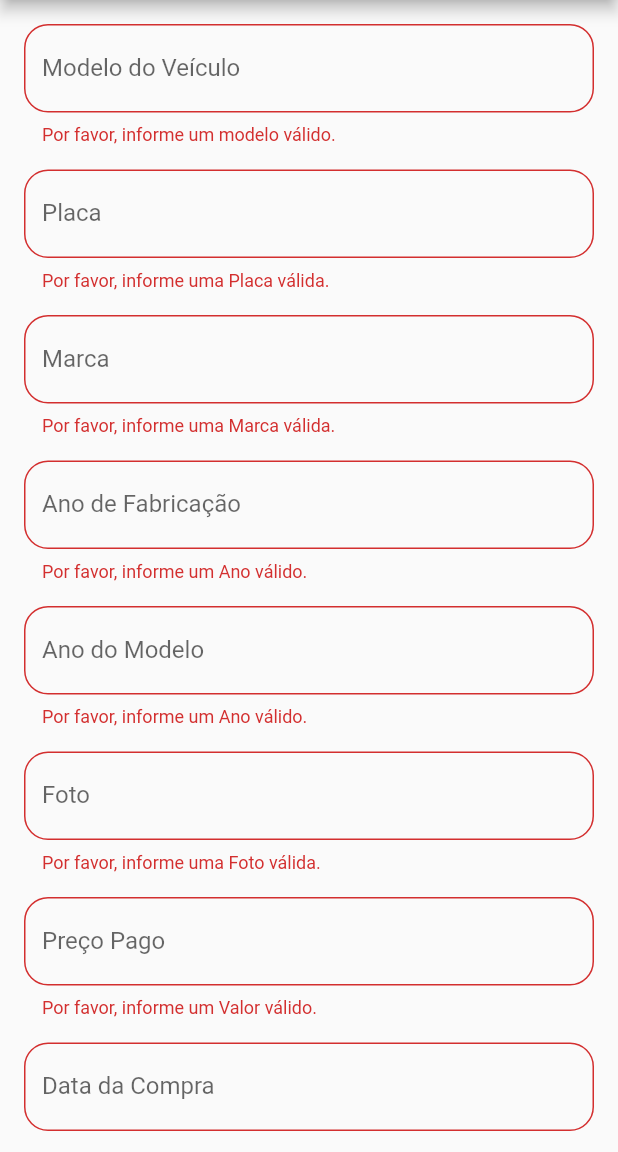
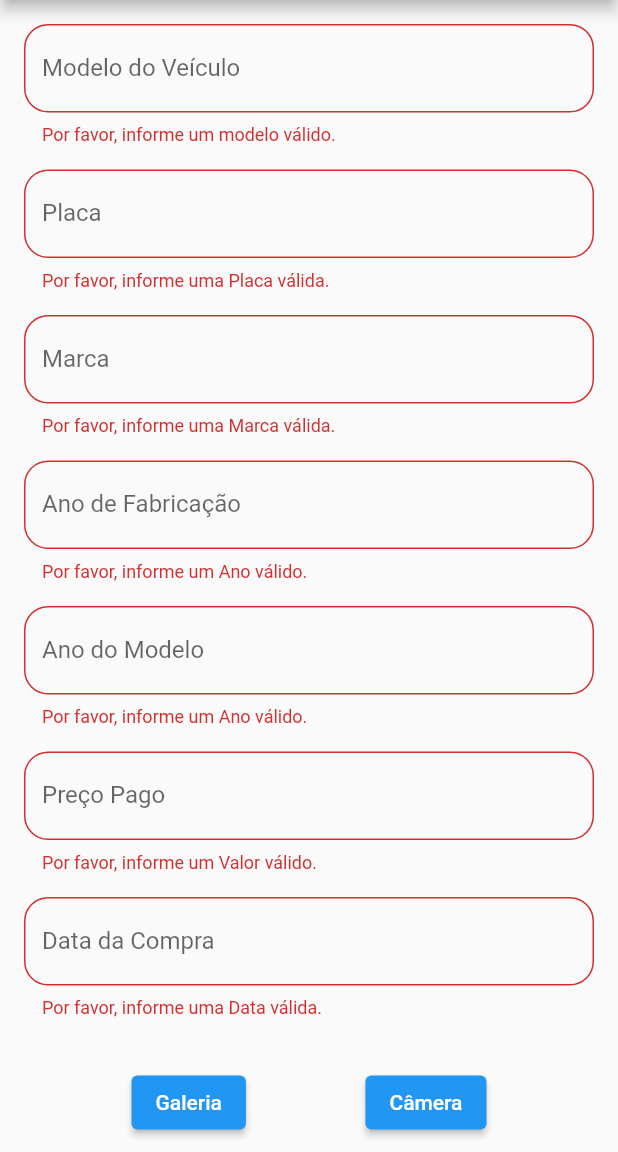
Before and after one commit to cstrey/Projeto_academy, a Flutter app: the RegisterCarsPage screen opened by its route, after a tap on "Cadastrar", on a phone screen of 412 x 824 dp, the part 84-1236 px from its top. Run offline on Flutter 3.47's test engine with Material 2 defaults, Android fonts, the phone set to English and light mode, and no system bars; our stand-ins replace carousel_slider, image_picker, mask_text_input_formatter, shared_preferences, sqflite; missing offline and left inert: easy_autocomplete; accounts and stored records are empty; network calls fail.

Commit message:
Add files via upload

```diff
--- a/lib/controller/cars_controller.dart
+++ b/lib/controller/cars_controller.dart
@@ -1,4 +1,5 @@
 import 'package:flutter/material.dart';
+import 'package:image_picker/image_picker.dart';
 import '../models/car.dart';
 import 'database.dart';
 
@@ -15,9 +16,9 @@
   final _controllerBrand = TextEditingController();
   final _controllerBuiltYear = TextEditingController();
   final _controllerModelYear = TextEditingController();
-  final _controllerPhoto = TextEditingController();
   final _controllerPricePaid = TextEditingController();
   final _controllerPurchaseDate = TextEditingController();
+  String? _controllerPhoto;
   Car? _oldCar;
   final _listCar = <Car>[];
 
@@ -33,11 +34,11 @@
 
   TextEditingController get controllerModelYear => _controllerModelYear;
 
-  TextEditingController get controllerPhoto => _controllerPhoto;
-
   TextEditingController get controllerPricePaid => _controllerPricePaid;
 
   TextEditingController get controllerPurchaseDate => _controllerPurchaseDate;
+
+  String? get controllerPhoto => _controllerPhoto;
 
   Car? get oldCar => _oldCar;
 
@@ -50,8 +51,10 @@
       brand: controllerBrand.text,
       builtYear: int.parse(controllerBuiltYear.text),
       modelYear: int.parse(controllerModelYear.text),
-      photo: controllerPhoto.text,
-      pricePaid: double.parse(controllerPricePaid.text),
+      photo: controllerPhoto.toString(),
+      pricePaid: double.parse(
+        controllerPricePaid.text.replaceAll(RegExp(r','), ''),
+      ),
       purchasedDate: controllerPurchaseDate.text,
     );
 
@@ -63,9 +66,9 @@
     controllerBrand.clear();
     controllerBuiltYear.clear();
     controllerModelYear.clear();
-    controllerPhoto.clear();
     controllerPricePaid.clear();
     controllerPurchaseDate.clear();
+    _controllerPhoto = null;
 
     notifyListeners();
   }
@@ -91,7 +94,7 @@
     _controllerBrand.text = car.brand;
     _controllerBuiltYear.text = car.builtYear.toString();
     _controllerModelYear.text = car.modelYear.toString();
-    _controllerPhoto.text = car.photo;
+    _controllerPhoto = car.photo.toString();
     _controllerPricePaid.text = car.pricePaid.toString();
     _controllerPurchaseDate.text = car.purchasedDate.toString();
 
@@ -102,7 +105,7 @@
       brand: controllerBrand.text,
       builtYear: int.parse(controllerBuiltYear.text),
       modelYear: int.parse(controllerModelYear.text),
-      photo: controllerPhoto.text,
+      photo: controllerPhoto.toString(),
       pricePaid: double.parse(controllerPricePaid.text),
       purchasedDate: controllerPurchaseDate.text,
     );
@@ -116,22 +119,52 @@
       brand: controllerBrand.text,
       builtYear: int.parse(controllerBuiltYear.text),
       modelYear: int.parse(controllerModelYear.text),
-      photo: controllerPhoto.text,
+      photo: controllerPhoto.toString(),
       pricePaid: double.parse(controllerPricePaid.text),
       purchasedDate: controllerPurchaseDate.text,
     );
     await controller.update(updateCar);
 
     _oldCar = null;
+    _controllerPhoto = null;
     controllerModel.clear();
     controllerPlate.clear();
     controllerBrand.clear();
     controllerBuiltYear.clear();
     controllerModelYear.clear();
-    controllerPhoto.clear();
     controllerPricePaid.clear();
     controllerPurchaseDate.clear();
 
     await loadData();
   }
+
+  Future pickImage() async {
+    {
+      final image = await ImagePicker().pickImage(source: ImageSource.gallery);
+      if (image == null) return;
+
+      _controllerPhoto = image.path;
+    }
+    notifyListeners();
+  }
+
+  Future takePhoto() async {
+    {
+      final image = await ImagePicker().pickImage(source: ImageSource.camera);
+      if (image == null) return;
+
+      _controllerPhoto = image.path;
+      notifyListeners();
+    }
+  }
+
+  /*Future<File> loadVehicleImage(String imageName) async {
+    final result = await LocalStorage().loadImageLocal(imageName);
+    return result;
+  }
+
+  void setPickedDate(String date) {
+    _controllerPurchaseDate.text = date;
+    notifyListeners();
+  }*/
 }
--- a/lib/views/register_cars.dart
+++ b/lib/views/register_cars.dart
@@ -3,8 +3,10 @@
 import 'package:provider/provider.dart';
 import '../controller/cars_controller.dart';
 import 'show_cars.dart';
+import 'utils/choose_take_photo.dart';
 import 'utils/form.dart';
 import 'utils/menu_drawer.dart';
+import 'utils/photo_list.dart';
 
 class RegisterCarsPage extends StatelessWidget {
   const RegisterCarsPage({super.key});
@@ -93,17 +95,6 @@
                   },
                 ),
                 FormPattern(
-                  controler: stateCar.controllerPhoto,
-                  labelText: 'Foto',
-                  keyboardType: TextInputType.text,
-                  validator: (value) {
-                    if (value == null || value.isEmpty) {
-                      return 'Por favor, informe uma Foto válida.';
-                    }
-                    return null;
-                  },
-                ),
-                FormPattern(
                   controler: stateCar.controllerPricePaid,
                   labelText: 'Preço Pago',
                   keyboardType: TextInputType.text,
@@ -126,6 +117,22 @@
                     return null;
                   },
                 ),
+                Padding(
+                  padding: const EdgeInsets.only(
+                    top: 8,
+                    bottom: 8,
+                  ),
+                  child: stateCar.controllerPhoto != null
+                      ? const PhotosList()
+                      : Container(),
+                ),
+                const Padding(
+                  padding: EdgeInsets.only(
+                    top: 8,
+                    bottom: 8,
+                  ),
+                  child: ChooseOrTakePhoto(),
+                ),
                 ElevatedButton(
                   onPressed: () async {
                     if (stateCar.formKey.currentState!.validate()) {
@@ -135,9 +142,8 @@
                       } else {
                         await stateCar.insert();
                       }
-
                       if (context.mounted) {
-                        Navigator.push(
+                        Navigator.pushReplacement(
                           context,
                           MaterialPageRoute(
                             builder: (context) => const ShowCars(),
--- a/lib/views/utils/choose_take_photo.dart
+++ b/lib/views/utils/choose_take_photo.dart
@@ -0,0 +1,26 @@
+import 'package:flutter/material.dart';
+import 'package:provider/provider.dart';
+
+import '../../controller/cars_controller.dart';
+
+class ChooseOrTakePhoto extends StatelessWidget {
+  const ChooseOrTakePhoto({super.key});
+
+  @override
+  Widget build(BuildContext context) {
+    final state = Provider.of<CarState>(context, listen: true);
+    return Row(
+      mainAxisAlignment: MainAxisAlignment.spaceEvenly,
+      children: [
+        ElevatedButton(
+          onPressed: state.pickImage,
+          child: const Text('Galeria'),
+        ),
+        ElevatedButton(
+          onPressed: state.takePhoto,
+          child: const Text('Câmera'),
+        )
+      ],
+    );
+  }
+}
```
Also changed, not shown: lib/controller/image_storage.dart (+24 -0 lines), lib/views/show_cars.dart (+11 -1 lines), lib/views/utils/auto_complete.dart (added, +35 -0 lines), lib/views/utils/photo_list.dart (+34 -0 lines).
